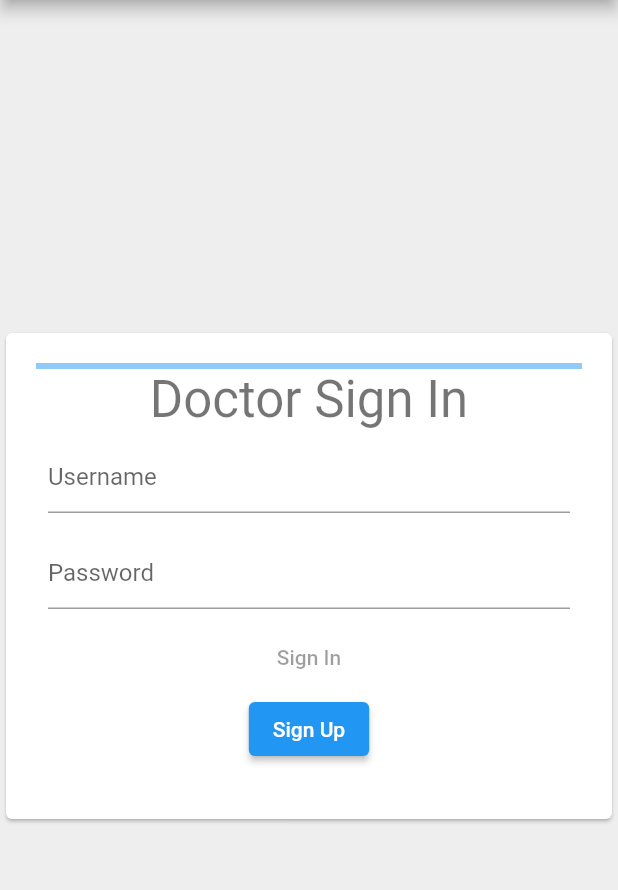
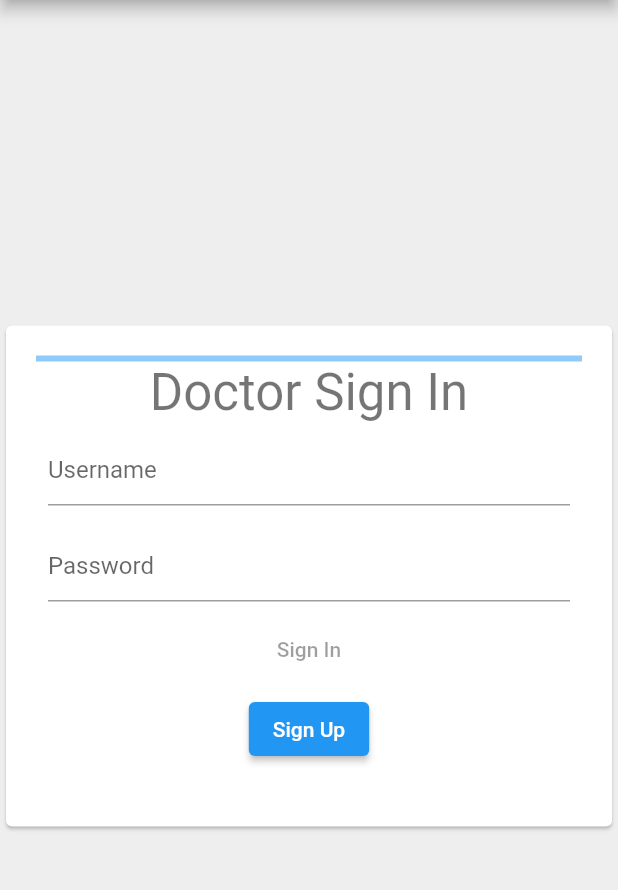
Before and after one commit to s3781137/telemedicine-app, a Flutter app: the SignInScreen screen opened by its route, on a phone screen of 412 x 824 dp, the part 84-974 px from its top. Run offline on Flutter 3.47's test engine with Material 2 defaults, Android fonts, the phone set to English and light mode, and no system bars; network calls fail.

Commit message:
Added padding

```diff
--- a/app/flutter/flutter_application/lib/doctor/signIn.dart
+++ b/app/flutter/flutter_application/lib/doctor/signIn.dart
@@ -93,15 +93,18 @@ class _SignInFormState extends State<SignInForm> {
 
   // doctor sign up button
   Widget doctorSignUpButton(BuildContext context) {
-    return ElevatedButton(
-        onPressed: () => Navigator.of(context).pushNamed('/doctorsignup'),
-        child: Text('Sign Up'));
+    return Padding(
+        padding: const EdgeInsets.all(5),
+        child: ElevatedButton(
+          onPressed: () => Navigator.of(context).pushNamed('/doctorsignup'),
+          child: const Text('Sign Up'),
+        ));
   }
 
   @override
   Widget build(BuildContext context) {
     return Padding(
-      padding: EdgeInsets.all(20),
+      padding: const EdgeInsets.all(20),
       child: Form(
         onChanged: _updateFormProgress, // NEW
         child: Column(
```
